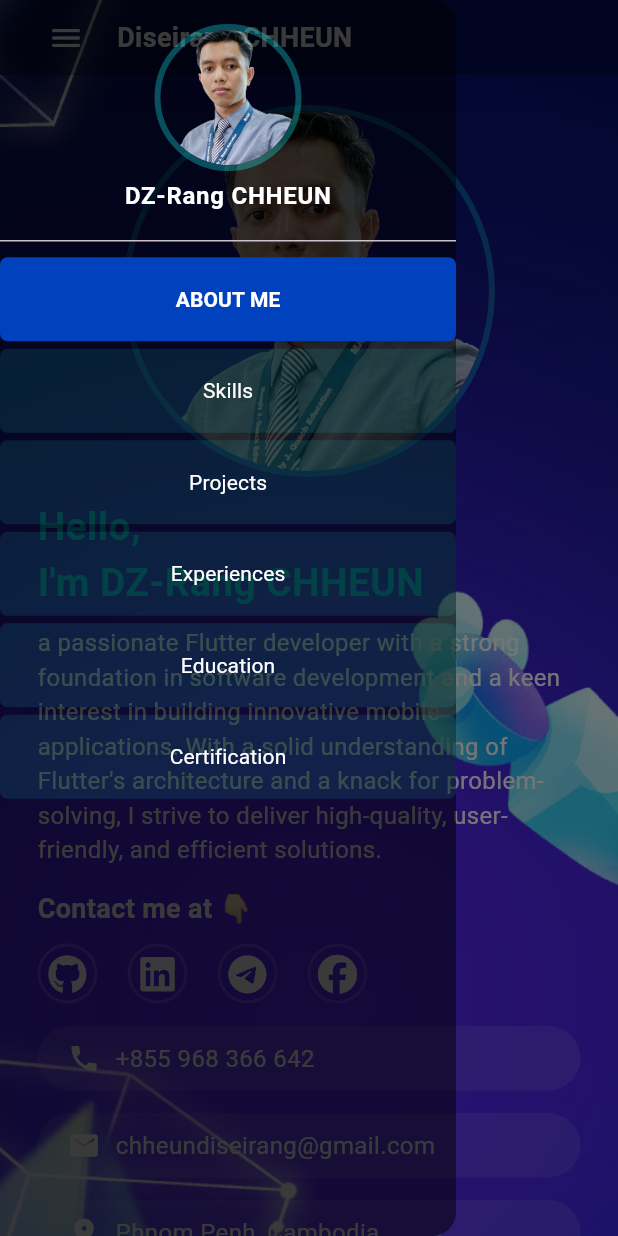
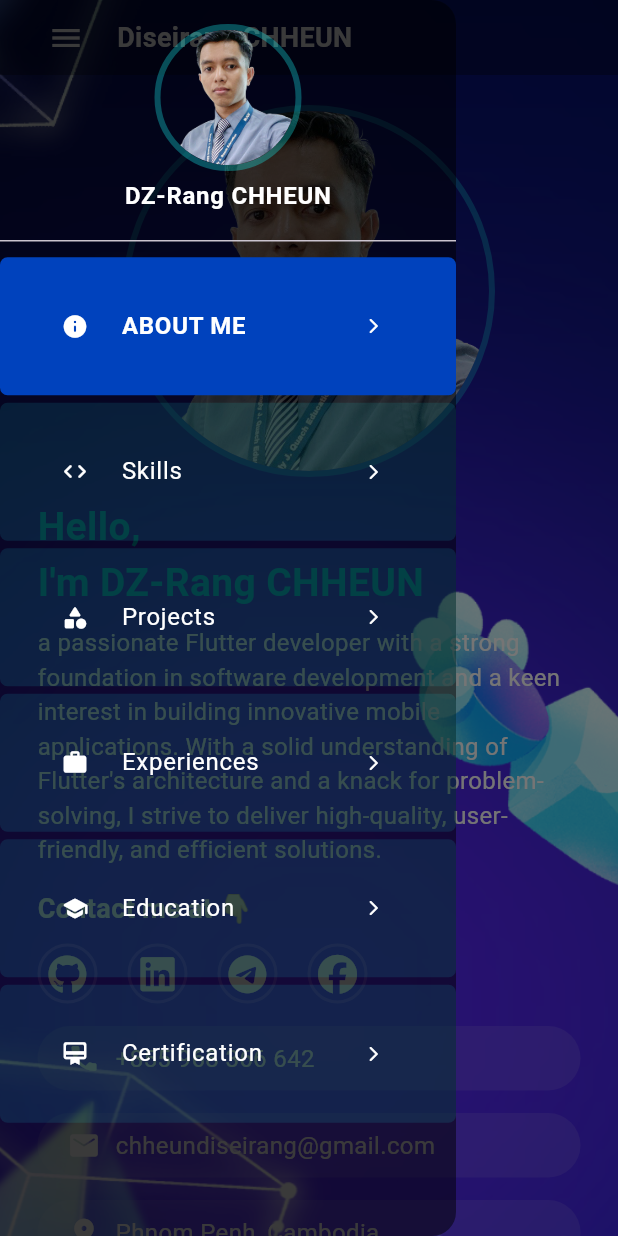
Before and after one commit to DiseirangCHHEUN/chheundiseirang-portfolio, a Flutter app: the screen it shows after launch, with the side drawer open, on a phone screen of 412 x 824 dp. Run offline on Flutter 3.47's test engine with Material 3 defaults, Android fonts, the phone set to English and light mode, and no system bars; our stand-ins replace cached_network_image, font_awesome_flutter, youtube_player_iframe.

Commit message:
update drawer button with leading icon

```diff
--- a/lib/models/global_list.dart
+++ b/lib/models/global_list.dart
@@ -1,4 +1,5 @@
 import 'package:flutter/material.dart';
+import 'package:flutter/widgets.dart';
 import 'package:font_awesome_flutter/font_awesome_flutter.dart';
 
 class Language {
@@ -82,15 +83,34 @@ List<SocialMedia> socialMedias = [
 ];
 
 class NavItem {
-  String? title;
-  NavItem({required this.title});
+  IconData icon;
+  String title;
+  NavItem({required this.title, required this.icon});
 }
 
 List<NavItem> navItem = [
-  NavItem(title: 'About Me'),
-  NavItem(title: 'Skills'),
-  NavItem(title: 'Projects'),
-  NavItem(title: 'Experiences'),
-  NavItem(title: 'Education'),
-  NavItem(title: 'Certification'),
+  NavItem(
+    icon: Icons.info_rounded,
+    title: 'About Me',
+  ),
+  NavItem(
+    icon: Icons.code_rounded,
+    title: 'Skills',
+  ),
+  NavItem(
+    icon: Icons.category_rounded,
+    title: 'Projects',
+  ),
+  NavItem(
+    icon: Icons.work_rounded,
+    title: 'Experiences',
+  ),
+  NavItem(
+    icon: Icons.school_rounded,
+    title: 'Education',
+  ),
+  NavItem(
+    icon: Icons.card_membership_rounded,
+    title: 'Certification',
+  ),
 ];
--- a/lib/responsive_layout/mobile_layout.dart
+++ b/lib/responsive_layout/mobile_layout.dart
@@ -77,15 +77,26 @@ class _MobileLayoutState extends State<MobileLayout> {
                             Navigator.pop(context);
                           });
                         },
-                        child: Text(
-                          currentPageIndex == i
-                              ? navItem[i].title!.toUpperCase()
-                              : navItem[i].title!,
-                          style: TextStyle(
+                        child: ListTile(
+                          trailing: const Icon(
+                            Icons.arrow_forward_ios_rounded,
                             color: Colors.white,
-                            fontWeight: currentPageIndex == i
-                                ? FontWeight.bold
-                                : FontWeight.normal,
+                            size: 12,
+                          ),
+                          leading: Icon(
+                            navItem[i].icon,
+                            color: Colors.white,
+                          ),
+                          title: Text(
+                            currentPageIndex == i
+                                ? navItem[i].title.toUpperCase()
+                                : navItem[i].title,
+                            style: TextStyle(
+                              color: Colors.white,
+                              fontWeight: currentPageIndex == i
+                                  ? FontWeight.bold
+                                  : FontWeight.normal,
+                            ),
                           ),
                         ),
                       ),
@@ -149,45 +160,4 @@ class _MobileLayoutState extends State<MobileLayout> {
       ),
     );
   }
-
-  buildNavItem() {
-    return Column(
-      children: [
-        for (int i = 0; i < navItem.length; i++)
-          Row(
-            children: [
-              Expanded(
-                child: TextButton(
-                  style: ButtonStyle(
-                    backgroundColor: WidgetStatePropertyAll(
-                      currentPageIndex == i
-                          ? const Color(0xFF0042BD)
-                          : Colors.cyanAccent.withOpacity(.1),
-                    ),
-                  ),
-                  onPressed: () {
-                    setState(() {
-                      currentPageIndex = i;
-                      Navigator.pop(context);
-                    });
-                  },
-                  child: Text(
-                    currentPageIndex == i
-                        ? navItem[i].title!.toUpperCase()
-                        : navItem[i].title!,
-                    style: TextStyle(
-                      color: Colors.white,
-                      fontWeight: currentPageIndex == i
-                          ? FontWeight.bold
-                          : FontWeight.normal,
-                    ),
-                  ),
-                ),
-              ),
-            ],
-          ),
-        const SizedBox(height: 5),
-      ],
-    );
-  }
 }
--- a/lib/responsive_layout/web_layout.dart
+++ b/lib/responsive_layout/web_layout.dart
@@ -117,8 +117,8 @@ class _WebLayoutState extends State<WebLayout> {
                   },
                   child: Text(
                     currentPageIndex == i
-                        ? navItem[i].title!.toUpperCase()
-                        : navItem[i].title!,
+                        ? navItem[i].title.toUpperCase()
+                        : navItem[i].title,
                     style: TextStyle(
                       color: Colors.white,
                       fontWeight: currentPageIndex == i
--- a/pubspec.yaml
+++ b/pubspec.yaml
@@ -39,6 +39,7 @@ dependencies:
   url_launcher: ^6.3.0
   pod_player: ^0.2.2
   youtube_player_iframe: ^5.1.2
+  cached_network_image: ^3.3.1
 
 dev_dependencies:
   flutter_test:
```
Also changed, not shown: lib/pages/certification_page.dart (+17 -4 lines), lib/responsive_layout/tablet_layout.dart (+20 -9 lines), assets/images/loading_image.gif (added), pubspec.lock, 2 other files.
